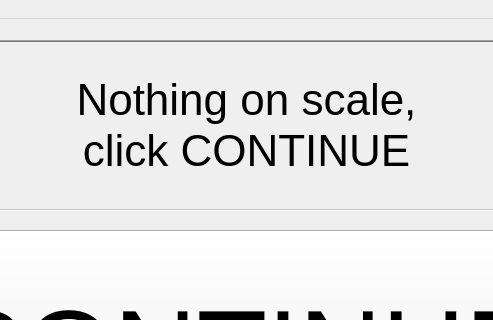
Old version of the form MainWindow.ui in the repository stcote/FoodPantry; both pictures show x 165 to 658 and y 0 to 320 of the 821 by 603 pixel window.
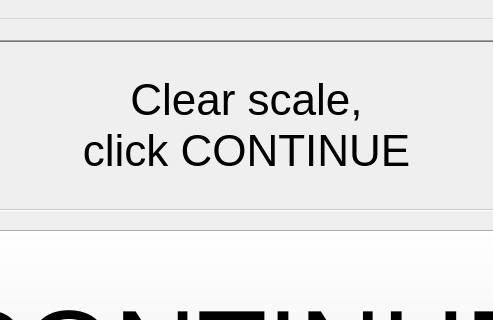
New version of the form. The open tabs and pages were chosen to show the change.

Diff of the .ui file:
```diff
--- a/MainWindow.ui
+++ b/MainWindow.ui
@@ -1371,7 +1371,7 @@
          <enum>QFrame::Sunken</enum>
         </property>
         <property name="text">
-         <string>Nothing on scale, 
+         <string>Clear scale,
 click CONTINUE</string>
         </property>
         <property name="alignment">
```
Left out of the diff: 4 changed lines with no effect on the pictures.
